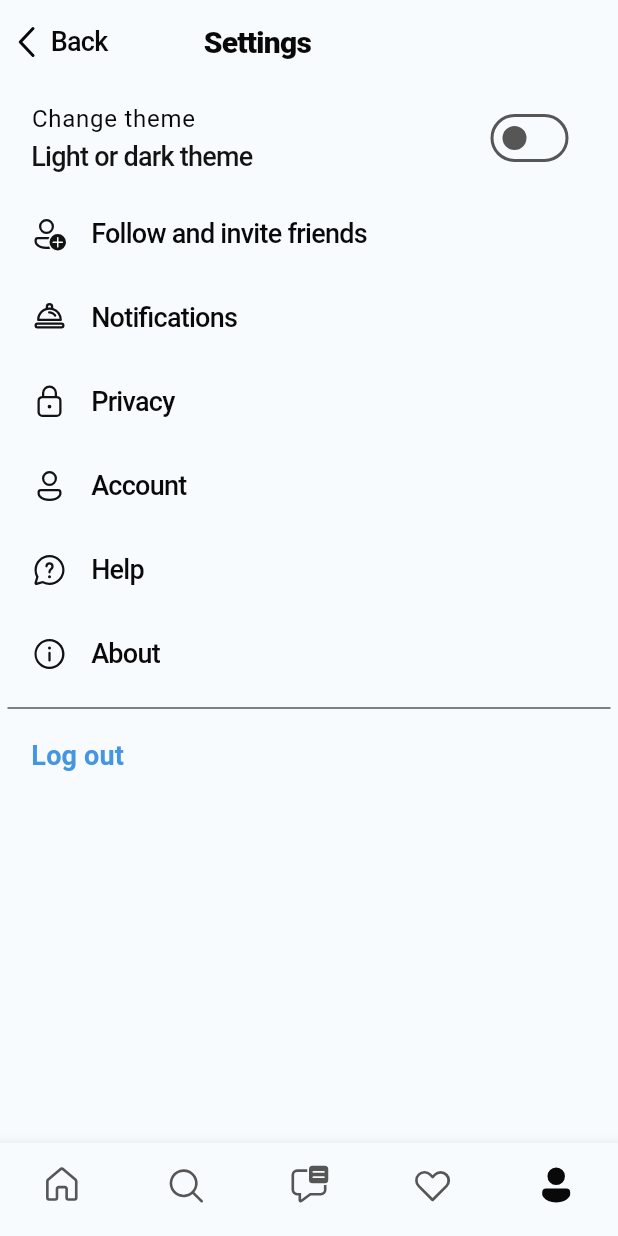
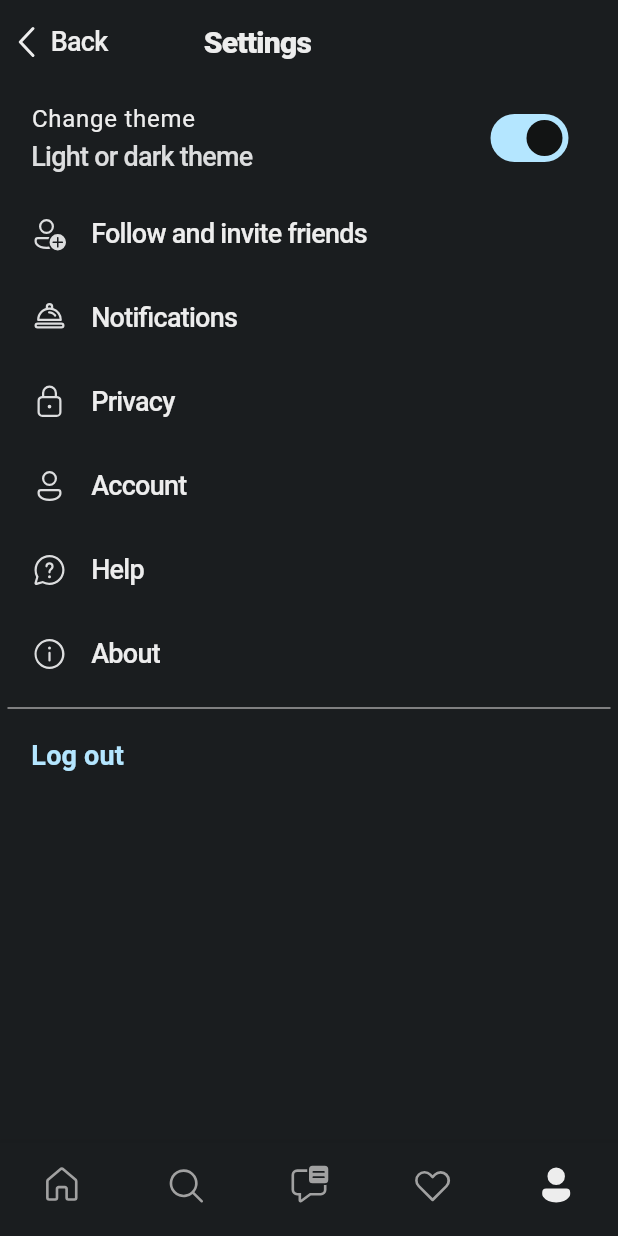
Before and after one commit to sunkeunchoi/animation, a Flutter app: the SettingsScreen screen opened directly, after a tap on "Change theme", on a phone screen of 412 x 824 dp. Run offline on Flutter 3.47's test engine with Material 2 defaults, Android fonts, the phone set to English and light mode, and no system bars; our stand-ins replace camera, fluentui_system_icons, flutter_svg, image_picker, permission_handler, shared_preferences; accounts and stored records are empty; network calls fail.

Commit message:
settings done

```diff
--- a/lib/main.dart
+++ b/lib/main.dart
@@ -33,13 +33,21 @@ class App extends StatelessWidget {
   }
 }
 
-class AppView extends StatelessWidget {
+class AppView extends StatefulWidget {
   const AppView({super.key});
 
   @override
+  State<AppView> createState() => _AppViewState();
+}
+
+class _AppViewState extends State<AppView> {
+  @override
+  void initState() {
+    super.initState();
+  }
+
+  @override
   Widget build(BuildContext context) {
-    return Consumer<SettingsViewModel>(
-      builder: (context, SettingsViewModel model, child) {
     return MaterialApp(
       debugShowCheckedModeBanner: false,
       title: 'Animations',
@@ -47,10 +55,8 @@ class AppView extends StatelessWidget {
       darkTheme: darkTheme,
       // The themeMode is the most important property in showing
       // proper theme. The value comes from ThemeState class.
-          themeMode: model.isDark ? ThemeMode.dark : ThemeMode.light,
+      themeMode: context.watch<SettingsViewModel>().themeMode,
       home: const MainScreen(),
-        );
-      },
     );
   }
 }
--- a/lib/screens/nomad_coders/settings/settings_repository.dart
+++ b/lib/screens/nomad_coders/settings/settings_repository.dart
@@ -2,8 +2,13 @@ import 'package:shared_preferences/shared_preferences.dart';
 
 class SettingsRepository {
   final SharedPreferences _preferences;
-  static const _theme = "thtme";
+  static const key = "theme";
   SettingsRepository(this._preferences);
-  Future<void> setTheme(bool value) async => _preferences.setBool(_theme, value);
-  bool get getTheme => _preferences.getBool(_theme) ?? false;
+  Future<bool> isDarkMode() async {
+    return _preferences.getBool(key) ?? false;
+  }
+
+  Future<void> setTheme(bool isDarkMode) async {
+    await _preferences.setBool(key, isDarkMode);
+  }
 }
--- a/lib/screens/nomad_coders/settings/settings_view_model.dart
+++ b/lib/screens/nomad_coders/settings/settings_view_model.dart
@@ -3,14 +3,40 @@ import 'package:flutter/material.dart';
 import 'settings_repository.dart';
 
 class SettingsViewModel extends ChangeNotifier {
-  final SettingsRepository _repository;
-  SettingsViewModel(this._repository);
-  late final bool theme = _repository.getTheme;
-  void setTheme(bool value) {
-    _repository.setTheme(value);
-    notifyListeners();
+  final SettingsRepository _localDb;
+  SettingsViewModel(this._localDb) {
+    _getThemeMode();
+  }
+  ThemeMode _themeMode = ThemeMode.system;
+  ThemeMode get themeMode => _themeMode;
+  Future<void> _getThemeMode() async {
+    final isDarkMode = await _localDb.isDarkMode();
+    if (isDarkMode == true) {
+      _themeMode = ThemeMode.dark;
+      notifyListeners();
+    } else if (isDarkMode == false) {
+      _themeMode = ThemeMode.light;
+      notifyListeners();
+    }
   }
 
-  void toggleTheme() => setTheme(!theme);
-  bool get isDark => theme;
+  Future<void> toggleTheme(BuildContext context) async {
+    switch (_themeMode) {
+      case ThemeMode.light:
+        _themeMode = ThemeMode.dark;
+        break;
+      case ThemeMode.dark:
+        _themeMode = ThemeMode.light;
+        break;
+      case ThemeMode.system:
+        if (Theme.of(context).scaffoldBackgroundColor == Colors.white) {
+          _themeMode = ThemeMode.dark;
+        } else {
+          _themeMode = ThemeMode.light;
+        }
+    }
+
+    notifyListeners();
+    await _localDb.setTheme(_themeMode == ThemeMode.dark);
+  }
 }
--- a/lib/screens/nomad_coders/settings_screen.dart
+++ b/lib/screens/nomad_coders/settings_screen.dart
@@ -13,12 +13,6 @@ class SettingsScreen extends StatefulWidget {
 
 class _SettingsScreenState extends State<SettingsScreen> {
   bool isLoggedOut = false;
-  late bool theme;
-  @override
-  void initState() {
-    super.initState();
-    theme = context.read<SettingsViewModel>().theme;
-  }
 
   @override
   Widget build(BuildContext context) {
@@ -106,8 +100,8 @@ class _SettingsScreenState extends State<SettingsScreen> {
             SwitchListTile.adaptive(
               title: const Text("Change theme"),
               subtitle: const Text("Light or dark theme"),
-              value: theme,
-              onChanged: (value) => context.read<SettingsViewModel>().toggleTheme(),
+              value: context.watch<SettingsViewModel>().themeMode == ThemeMode.dark,
+              onChanged: (value) => context.read<SettingsViewModel>().toggleTheme(context),
             ),
             ListTile(
               leading: const Icon(FluentIcons.person_add_24_regular),
--- a/pubspec.yaml
+++ b/pubspec.yaml
@@ -36,8 +36,6 @@ dependencies:
   # Use with the CupertinoIcons class for iOS style icons.
   cupertino_icons: ^1.0.2
   fluentui_system_icons: ^1.1.210
-  bloc: ^8.1.2
-  flutter_bloc: ^8.1.3
   http: ^1.1.0
   equatable: ^2.0.5
   flutter_svg: ^2.0.7
```
Also changed, not shown: lib/bloc_tutorials/counter_bloc.dart (deleted, +0 -14 lines), lib/bloc_tutorials/counter_screen.dart (deleted, +0 -60 lines), pubspec.lock. Lines whose indentation alone changed are shown as unchanged.
